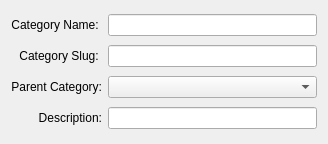
chusopr/kdepim-ktimetracker-akonadi, file blogilo/src/addcategorybase.ui: the form before one commit.
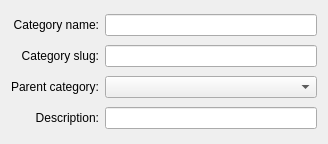
The form after the commit. Custom widgets are drawn as their Qt base class.

Patch:
```diff
--- a/blogilo/src/addcategorybase.ui
+++ b/blogilo/src/addcategorybase.ui
@@ -13,7 +13,7 @@
    <item row="0" column="0" >
     <widget class="QLabel" name="label" >
      <property name="text" >
-      <string>Category Name: </string>
+      <string>Category name:</string>
      </property>
      <property name="alignment" >
       <set>Qt::AlignRight|Qt::AlignTrailing|Qt::AlignVCenter</set>
@@ -26,7 +26,7 @@
    <item row="1" column="0" >
     <widget class="QLabel" name="label_2" >
      <property name="text" >
-      <string>Category Slug: </string>
+      <string>Category slug:</string>
      </property>
      <property name="alignment" >
       <set>Qt::AlignRight|Qt::AlignTrailing|Qt::AlignVCenter</set>
@@ -39,7 +39,7 @@
    <item row="2" column="0" >
     <widget class="QLabel" name="label_4" >
      <property name="text" >
-      <string>Parent Category:</string>
+      <string>Parent category:</string>
      </property>
      <property name="alignment" >
       <set>Qt::AlignRight|Qt::AlignTrailing|Qt::AlignVCenter</set>
```
